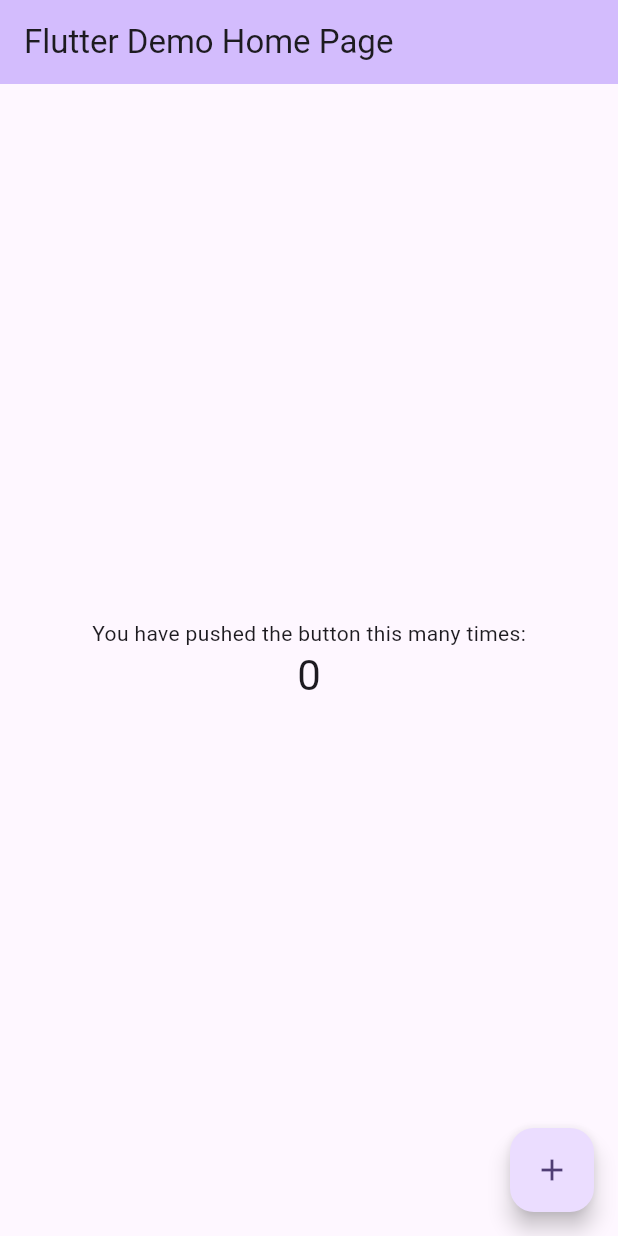
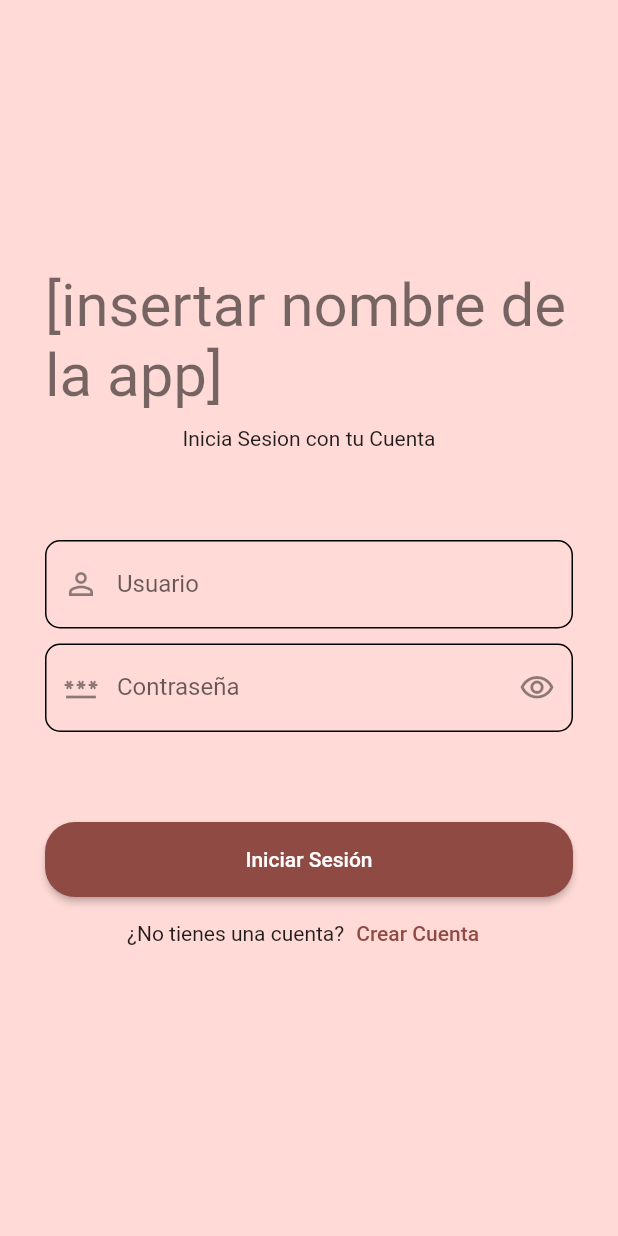
Before and after one commit to Krystian-Morningstar/Pavitos-Flutter., a Flutter app: the screen it shows after launch, on a phone screen of 412 x 824 dp. Run offline on Flutter 3.47's test engine with Material 2 defaults, Android fonts, the phone set to English and light mode, and no system bars; our stand-ins replace hive_flutter; accounts and stored records are empty.

Commit message:
Creacion Login

```diff
--- a/lib/main.dart
+++ b/lib/main.dart
@@ -1,125 +1,14 @@
 import 'package:flutter/material.dart';
+import 'package:hive_flutter/hive_flutter.dart';
+import 'package:login_flutter/main_app.dart';
 
-void main() {
-  runApp(const MyApp());
+void main() async {
+  await _initHive();
+  runApp(const MainApp());
 }
 
-class MyApp extends StatelessWidget {
-  const MyApp({super.key});
-
-  // This widget is the root of your application.
-  @override
-  Widget build(BuildContext context) {
-    return MaterialApp(
-      title: 'Flutter Demo',
-      theme: ThemeData(
-        // This is the theme of your application.
-        //
-        // TRY THIS: Try running your application with "flutter run". You'll see
-        // the application has a blue toolbar. Then, without quitting the app,
-        // try changing the seedColor in the colorScheme below to Colors.green
-        // and then invoke "hot reload" (save your changes or press the "hot
-        // reload" button in a Flutter-supported IDE, or press "r" if you used
-        // the command line to start the app).
-        //
-        // Notice that the counter didn't reset back to zero; the application
-        // state is not lost during the reload. To reset the state, use hot
-        // restart instead.
-        //
-        // This works for code too, not just values: Most code changes can be
-        // tested with just a hot reload.
-        colorScheme: ColorScheme.fromSeed(seedColor: Colors.deepPurple),
-        useMaterial3: true,
-      ),
-      home: const MyHomePage(title: 'Flutter Demo Home Page'),
-    );
-  }
+Future<void> _initHive() async {
+  await Hive.initFlutter();
+  await Hive.openBox("login");
+  await Hive.openBox("accounts");
 }
-
-class MyHomePage extends StatefulWidget {
-  const MyHomePage({super.key, required this.title});
-
-  // This widget is the home page of your application. It is stateful, meaning
-  // that it has a State object (defined below) that contains fields that affect
-  // how it looks.
-
-  // This class is the configuration for the state. It holds the values (in this
-  // case the title) provided by the parent (in this case the App widget) and
-  // used by the build method of the State. Fields in a Widget subclass are
-  // always marked "final".
-
-  final String title;
-
-  @override
-  State<MyHomePage> createState() => _MyHomePageState();
-}
-
-class _MyHomePageState extends State<MyHomePage> {
-  int _counter = 0;
-
-  void _incrementCounter() {
-    setState(() {
-      // This call to setState tells the Flutter framework that something has
-      // changed in this State, which causes it to rerun the build method below
-      // so that the display can reflect the updated values. If we changed
-      // _counter without calling setState(), then the build method would not be
-      // called again, and so nothing would appear to happen.
-      _counter++;
-    });
-  }
-
-  @override
-  Widget build(BuildContext context) {
-    // This method is rerun every time setState is called, for instance as done
-    // by the _incrementCounter method above.
-    //
-    // The Flutter framework has been optimized to make rerunning build methods
-    // fast, so that you can just rebuild anything that needs updating rather
-    // than having to individually change instances of widgets.
-    return Scaffold(
-      appBar: AppBar(
-        // TRY THIS: Try changing the color here to a specific color (to
-        // Colors.amber, perhaps?) and trigger a hot reload to see the AppBar
-        // change color while the other colors stay the same.
-        backgroundColor: Theme.of(context).colorScheme.inversePrimary,
-        // Here we take the value from the MyHomePage object that was created by
-        // the App.build method, and use it to set our appbar title.
-        title: Text(widget.title),
-      ),
-      body: Center(
-        // Center is a layout widget. It takes a single child and positions it
-        // in the middle of the parent.
-        child: Column(
-          // Column is also a layout widget. It takes a list of children and
-          // arranges them vertically. By default, it sizes itself to fit its
-          // children horizontally, and tries to be as tall as its parent.
-          //
-          // Column has various properties to control how it sizes itself and
-          // how it positions its children. Here we use mainAxisAlignment to
-          // center the children vertically; the main axis here is the vertical
-          // axis because Columns are vertical (the cross axis would be
-          // horizontal).
-          //
-          // TRY THIS: Invoke "debug painting" (choose the "Toggle Debug Paint"
-          // action in the IDE, or press "p" in the console), to see the
-          // wireframe for each widget.
-          mainAxisAlignment: MainAxisAlignment.center,
-          children: <Widget>[
-            const Text(
-              'You have pushed the button this many times:',
-            ),
-            Text(
-              '$_counter',
-              style: Theme.of(context).textTheme.headlineMedium,
-            ),
-          ],
-        ),
-      ),
-      floatingActionButton: FloatingActionButton(
-        onPressed: _incrementCounter,
-        tooltip: 'Increment',
-        child: const Icon(Icons.add),
-      ), // This trailing comma makes auto-formatting nicer for build methods.
-    );
-  }
-}
--- /dev/null
+++ b/lib/main_app.dart
@@ -0,0 +1,22 @@
+import 'package:flutter/material.dart';
+
+import 'pages/login.dart';
+
+class MainApp extends StatelessWidget {
+  const MainApp({super.key});
+
+  @override
+  Widget build(BuildContext context) {
+    return MaterialApp(
+      theme: ThemeData.from(
+        colorScheme: ColorScheme.fromSeed(
+          seedColor: Color.fromARGB(255, 87, 11, 11),
+        ),
+      ),
+      home: const Directionality(
+        textDirection: TextDirection.ltr, // O TextDirection.rtl si es necesario
+        child: Login(),
+      ),
+    );
+  }
+}
--- /dev/null
+++ b/lib/pages/login.dart
@@ -0,0 +1,176 @@
+import 'package:flutter/material.dart';
+import 'package:hive_flutter/hive_flutter.dart';
+
+// import 'home.dart';
+// import 'signup.dart';
+
+class Login extends StatefulWidget {
+  const Login({
+    Key? key,
+  }) : super(key: key);
+
+  @override
+  State<Login> createState() => _LoginState();
+}
+
+class _LoginState extends State<Login> {
+  final GlobalKey<FormState> _formKey = GlobalKey();
+
+  final FocusNode _focusNodePassword = FocusNode();
+  final TextEditingController _controllerUsername = TextEditingController();
+  final TextEditingController _controllerPassword = TextEditingController();
+
+  bool _obscurePassword = true;
+  final Box _boxLogin = Hive.box("login");
+  final Box _boxAccounts = Hive.box("accounts");
+
+  @override
+  Widget build(BuildContext context) {
+    if (_boxLogin.get("loginStatus") ?? false) {
+      return Container();
+    }
+
+    return Scaffold(
+      backgroundColor: Theme.of(context).colorScheme.primaryContainer,
+      body: Form(
+        key: _formKey,
+        child: SingleChildScrollView(
+          padding: const EdgeInsets.all(30.0),
+          child: Column(
+            children: [
+              const SizedBox(height: 150),
+              Text(
+                "[insertar nombre de la app]",
+                style: Theme.of(context).textTheme.headlineLarge,
+              ),
+              const SizedBox(height: 10),
+              Text(
+                "Inicia Sesion con tu Cuenta",
+                style: Theme.of(context).textTheme.bodyMedium,
+              ),
+              const SizedBox(height: 60),
+              TextFormField(
+                controller: _controllerUsername,
+                keyboardType: TextInputType.name,
+                decoration: InputDecoration(
+                  labelText: "Usuario",
+                  prefixIcon: const Icon(Icons.person_outline),
+                  border: OutlineInputBorder(
+                    borderRadius: BorderRadius.circular(10),
+                  ),
+                  enabledBorder: OutlineInputBorder(
+                    borderRadius: BorderRadius.circular(10),
+                  ),
+                ),
+                onEditingComplete: () => _focusNodePassword.requestFocus(),
+                validator: (String? value) {
+                  if (value == null || value.isEmpty) {
+                    return "Por Favor Ingrese Su Usuario.";
+                  } else if (!_boxAccounts.containsKey(value)) {
+                    return "El usuario no esta registrado.";
+                  }
+
+                  return null;
+                },
+              ),
+              const SizedBox(height: 10),
+              TextFormField(
+                controller: _controllerPassword,
+                focusNode: _focusNodePassword,
+                obscureText: _obscurePassword,
+                keyboardType: TextInputType.visiblePassword,
+                decoration: InputDecoration(
+                  labelText: "Contraseña",
+                  prefixIcon: const Icon(Icons.password_outlined),
+                  suffixIcon: IconButton(
+                      onPressed: () {
+                        setState(() {
+                          _obscurePassword = !_obscurePassword;
+                        });
+                      },
+                      icon: _obscurePassword
+                          ? const Icon(Icons.visibility_outlined)
+                          : const Icon(Icons.visibility_off_outlined)),
+                  border: OutlineInputBorder(
+                    borderRadius: BorderRadius.circular(10),
+                  ),
+                  enabledBorder: OutlineInputBorder(
+                    borderRadius: BorderRadius.circular(10),
+                  ),
+                ),
+                validator: (String? value) {
+                  if (value == null || value.isEmpty) {
+                    return "Ingrese su contraseña.";
+                  } else if (value !=
+                      _boxAccounts.get(_controllerUsername.text)) {
+                    return "Contraseña incorrecta.";
+                  }
+
+                  return null;
+                },
+              ),
+              const SizedBox(height: 60),
+              Column(
+                children: [
+                  ElevatedButton(
+                    style: ElevatedButton.styleFrom(
+                      minimumSize: const Size.fromHeight(50),
+                      shape: RoundedRectangleBorder(
+                        borderRadius: BorderRadius.circular(20),
+                      ),
+                    ),
+                    onPressed: () {
+                      if (_formKey.currentState?.validate() ?? false) {
+                        _boxLogin.put("loginStatus", true);
+                        _boxLogin.put("userName", _controllerUsername.text);
+
+                        Navigator.pushReplacement(
+                          context,
+                          MaterialPageRoute(
+                            builder: (context) {
+                              return Container();
+                            },
+                          ),
+                        );
+                      }
+                    },
+                    child: const Text("Iniciar Sesión"),
+                  ),
+                  Row(
+                    mainAxisAlignment: MainAxisAlignment.center,
+                    children: [
+                      const Text("¿No tienes una cuenta?"),
+                      TextButton(
+                        onPressed: () {
+                          _formKey.currentState?.reset();
+
+                          Navigator.push(
+                            context,
+                            MaterialPageRoute(
+                              builder: (context) {
+                                return Container();
+                              },
+                            ),
+                          );
+                        },
+                        child: const Text("Crear Cuenta"),
+                      ),
+                    ],
+                  ),
+                ],
+              ),
+            ],
+          ),
+        ),
+      ),
+    );
+  }
+
+  @override
+  void dispose() {
+    _focusNodePassword.dispose();
+    _controllerUsername.dispose();
+    _controllerPassword.dispose();
+    super.dispose();
+  }
+}
```
Also changed, not shown: pubspec.yaml (+7 -76 lines), pubspec.lock, 3 other files.
